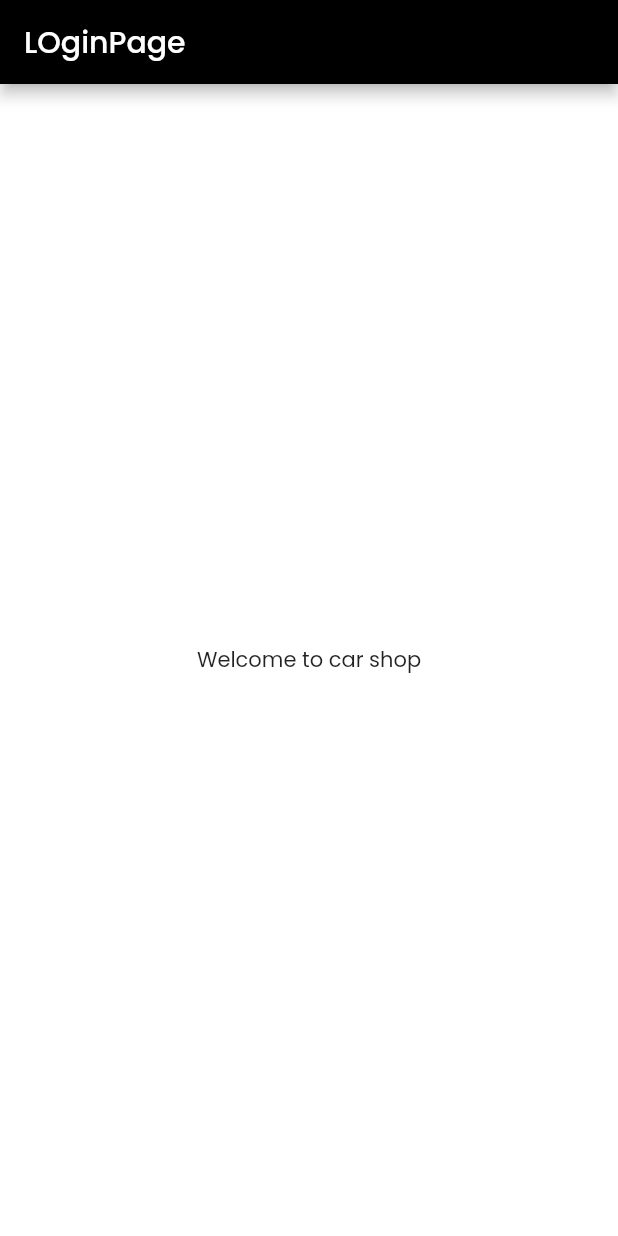
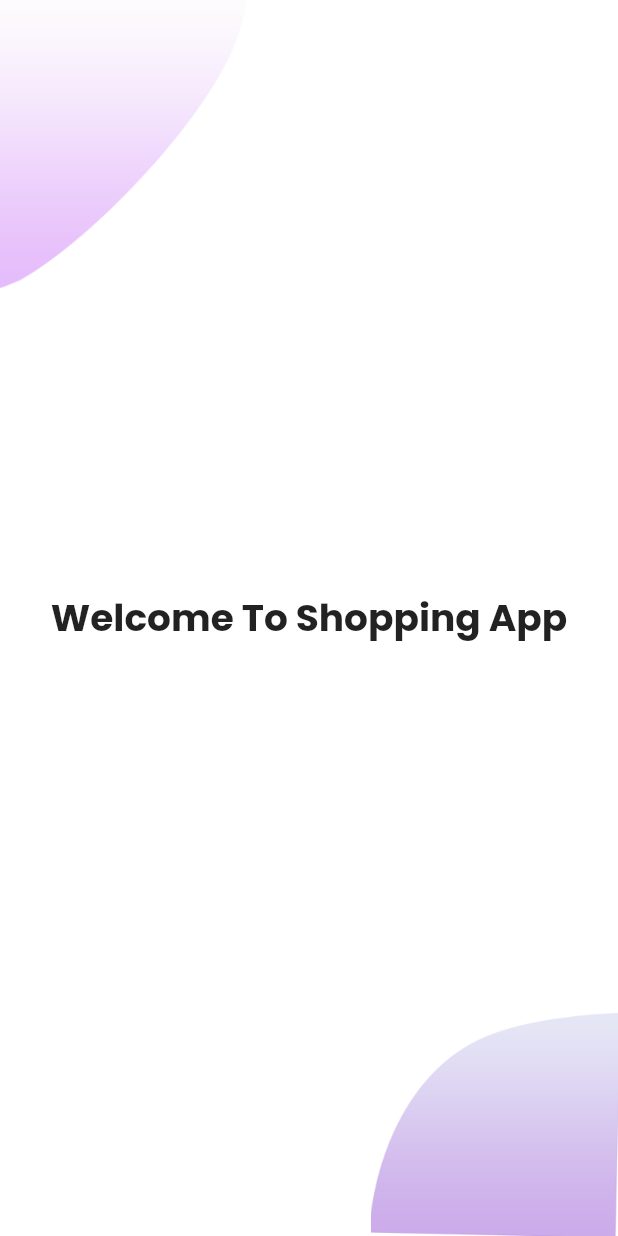
Before and after one commit to talha925/flutter-parct, a Flutter app: the screen it shows after launch, on a phone screen of 412 x 824 dp. Run offline on Flutter 3.47's test engine with Material 2 defaults, Android fonts, the phone set to English and light mode, and no system bars; our stand-ins replace google_fonts.

Commit message:
Welcome screen background done. text added on welcome screen

```diff
--- a/myapp/lib/main.dart
+++ b/myapp/lib/main.dart
@@ -1,7 +1,7 @@
 import 'package:flutter/material.dart';
 import 'package:myapp/screen/Constant_widget/my_theme.dart';
 
-import 'screen/login_screen/loginpage.dart';
+import 'screen/Welcome_page/welcome_page.dart';
 
 void main() {
   runApp(const MyApp());
--- /dev/null
+++ b/myapp/lib/screen/Welcome_page/Components/background.dart
@@ -0,0 +1,36 @@
+import 'package:flutter/material.dart';
+
+class Background extends StatelessWidget {
+  final Widget child;
+  const Background({
+    Key? key,
+    required this.child,
+  }) : super(key: key);
+
+  @override
+  Widget build(BuildContext context) {
+    Size size = MediaQuery.of(context).size;
+
+    return SizedBox(
+      width: double.infinity,
+      height: size.height,
+      child: Stack(alignment: Alignment.center, children: [
+        Positioned(
+            top: 0,
+            left: 0,
+            child: Image.asset(
+              "images/assets/main_top.png",
+              width: size.width * 0.4,
+            )),
+        Positioned(
+            bottom: 0,
+            right: 0,
+            child: Image.asset(
+              "images/assets/bottom.png",
+              width: size.width * 0.4,
+            )),
+        child,
+      ]),
+    );
+  }
+}
--- /dev/null
+++ b/myapp/lib/screen/Welcome_page/welcome_page.dart
@@ -0,0 +1,23 @@
+import 'package:flutter/material.dart';
+import 'package:myapp/screen/Welcome_page/Components/background.dart';
+
+class LoginPage extends StatelessWidget {
+  const LoginPage({Key? key}) : super(key: key);
+
+  @override
+  Widget build(BuildContext context) {
+    return Scaffold(
+      body: Background(
+        child: Column(
+          mainAxisAlignment: MainAxisAlignment.center,
+          children: [
+            Text(
+              "Welcome To Shopping App",
+              style: TextStyle(fontSize: 25, fontWeight: FontWeight.bold),
+            )
+          ],
+        ),
+      ),
+    );
+  }
+}
--- a/myapp/lib/screen/login_screen/loginpage.dart
+++ /dev/null
@@ -1,15 +0,0 @@
-import 'package:flutter/material.dart';
-
-class LoginPage extends StatelessWidget {
-  const LoginPage({Key? key}) : super(key: key);
-
-  @override
-  Widget build(BuildContext context) {
-    return Scaffold(
-      appBar: AppBar(
-        title: const Text("LOginPage"),
-      ),
-      body: const Center(child: Text("Welcome to car shop")),
-    );
-  }
-}
--- a/myapp/pubspec.yaml
+++ b/myapp/pubspec.yaml
@@ -59,8 +59,8 @@ flutter:
   uses-material-design: true
 
   # To add assets to your application, add an assets section, like this:
-  # assets:
-  #   - images/a_dot_burr.jpeg
+  assets:
+    - images/assets/
   #   - images/a_dot_ham.jpeg
 
   # An image asset can refer to one or more resolution-specific "variants", see
```
Also changed, not shown: myapp/images/assets/bottom.png (added), myapp/images/assets/main_bottom.png (added), myapp/images/assets/main_top.png (added).
